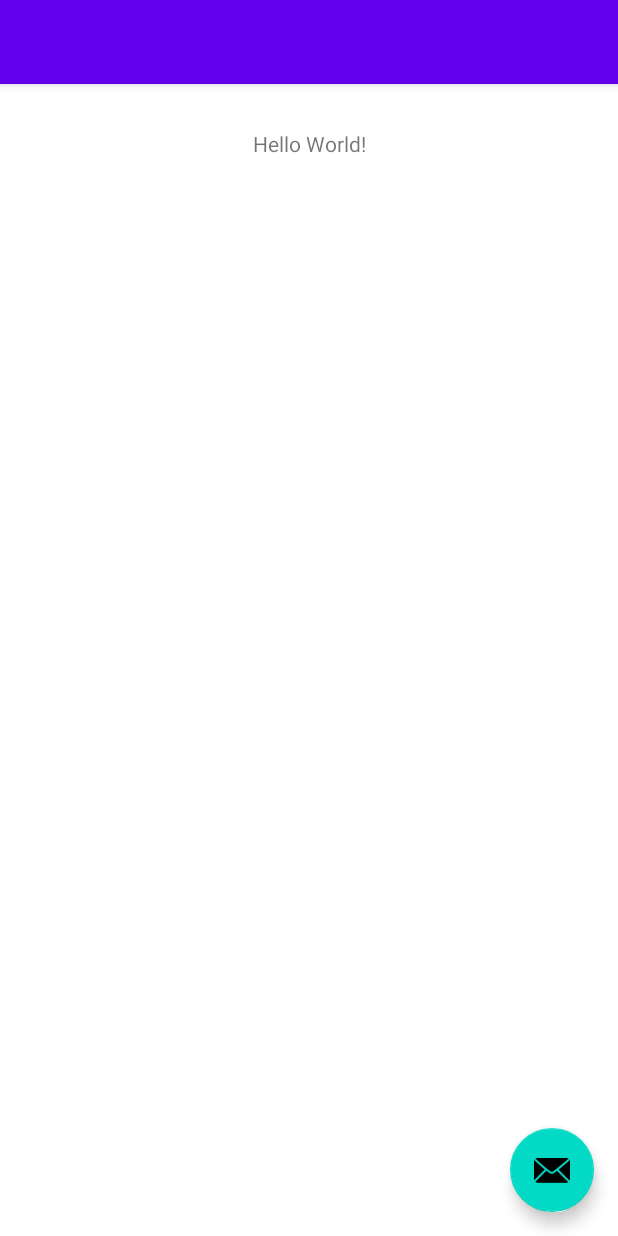
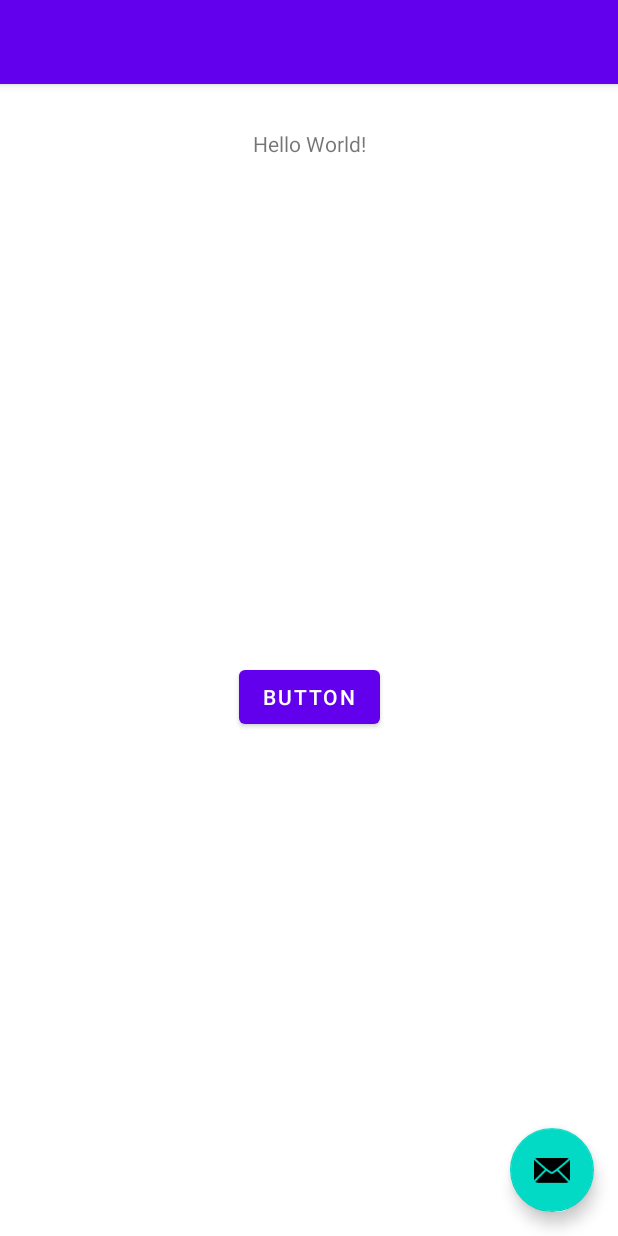
Before and after one commit to nasif-jaoadun/BasicAndroidApp, an Android app: the screen it shows after launch (MainActivity), on a phone screen of 412 x 824 dp. Run offline under Robolectric (Android 15) with nearby library versions, the phone set to English and light mode, and no system bars.

Commit message:
Using View and View Groups

```diff
--- a/app/src/main/res/layout/content_main.xml
+++ b/app/src/main/res/layout/content_main.xml
@@ -1,11 +1,13 @@
 <?xml version="1.0" encoding="utf-8"?>
 <androidx.constraintlayout.widget.ConstraintLayout xmlns:android="http://schemas.android.com/apk/res/android"
     xmlns:app="http://schemas.android.com/apk/res-auto"
+    xmlns:tools="http://schemas.android.com/tools"
     android:layout_width="match_parent"
     android:layout_height="match_parent"
     app:layout_behavior="@string/appbar_scrolling_view_behavior">
 
     <TextView
+        android:id="@+id/textView"
         android:layout_width="wrap_content"
         android:layout_height="wrap_content"
         android:layout_marginTop="30dp"
@@ -14,4 +16,14 @@
         app:layout_constraintStart_toStartOf="parent"
         app:layout_constraintTop_toTopOf="parent" />
 
+    <Button
+        android:id="@+id/button2"
+        android:layout_width="wrap_content"
+        android:layout_height="wrap_content"
+        android:text="Button"
+        app:layout_constraintBottom_toBottomOf="parent"
+        app:layout_constraintEnd_toEndOf="parent"
+        app:layout_constraintStart_toStartOf="parent"
+        app:layout_constraintTop_toBottomOf="@+id/textView" />
+
 </androidx.constraintlayout.widget.ConstraintLayout>
```
